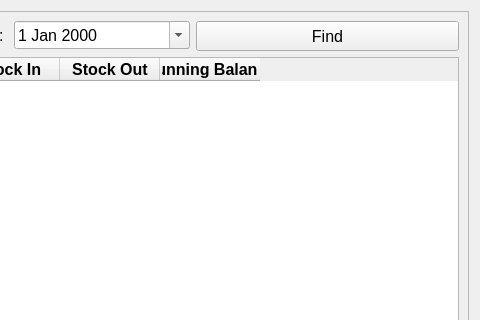
Above: ui/stock_card_list.ui from michael-halim/pos before the change; both pictures show x 773 to 1253 and y 0 to 320 of the 1253 by 698 pixel window. Below: the same form after it.
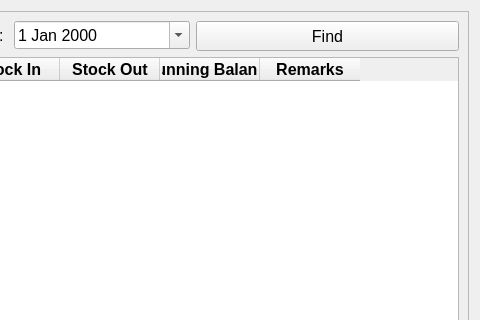
That is the form after the change.

Commit message: Patch#31: Edit Transaction - Added Feature Edit Transaction that also affects Stock Card - Added Remarks on Stock Card - Added created_at, created_by for Transactions, - Update seed.py

```diff
--- a/ui/stock_card_list.ui
+++ b/ui/stock_card_list.ui
@@ -300,6 +300,21 @@
               <set>AlignCenter</set>
              </property>
             </column>
+            <column>
+             <property name="text">
+              <string>Remarks</string>
+             </property>
+             <property name="font">
+              <font>
+               <pointsize>12</pointsize>
+               <weight>75</weight>
+               <bold>true</bold>
+              </font>
+             </property>
+             <property name="textAlignment">
+              <set>AlignCenter</set>
+             </property>
+            </column>
            </widget>
           </item>
          </layout>
```
The commit also changes 32 other files.
